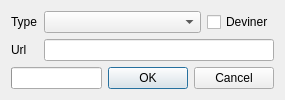
Old version of the form src/sources/sitewindow.ui in the repository Bionus/imgbrd-grabber.
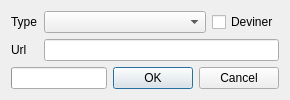
New version of the form. Icons and pictures are not drawn.

Diff of the .ui file:
```diff
--- a/src/sources/sitewindow.ui
+++ b/src/sources/sitewindow.ui
@@ -9,7 +9,7 @@
    <rect>
     <x>0</x>
     <y>0</y>
-    <width>269</width>
+    <width>290</width>
     <height>99</height>
    </rect>
   </property>
```
Left out of the diff: 14 changed lines with no effect on the pictures.
